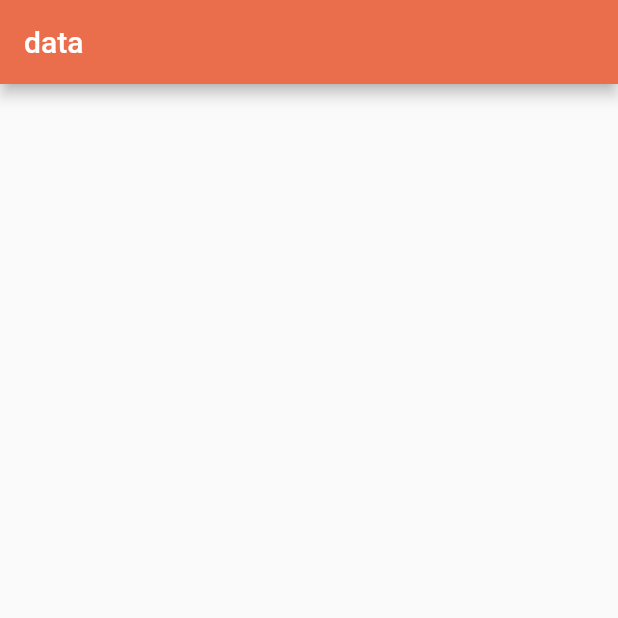
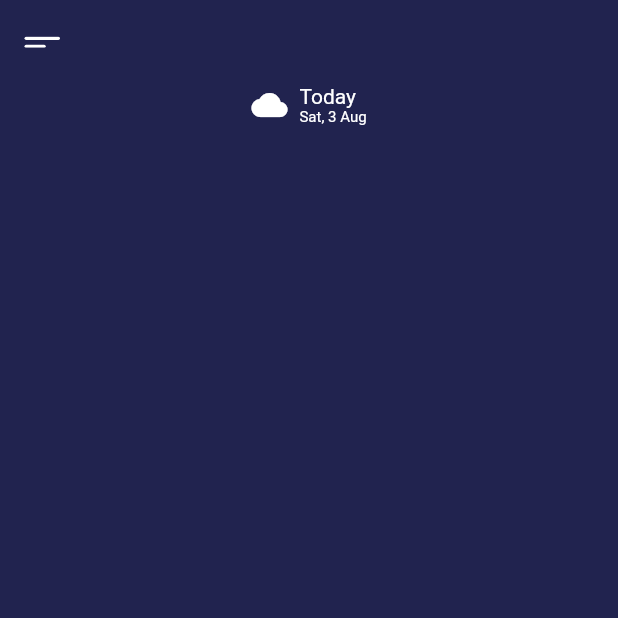
Before and after one commit to aguzri10/weather-app-v2, a Flutter app: the screen it shows after launch, on a phone screen of 412 x 824 dp, the top half of it. Run offline on Flutter 3.47's test engine with Material 2 defaults, Android fonts, the phone set to English and light mode, and no system bars; our stand-ins replace flutter_svg.

Commit message:
update home page

```diff
--- a/lib/core/routes/routes.dart
+++ b/lib/core/routes/routes.dart
@@ -1,7 +1,7 @@
 import 'package:flutter/cupertino.dart';
 import 'package:flutter/material.dart';
 import 'package:open_weather_mobile/core/routes/constants.dart';
-import 'package:open_weather_mobile/view/home.dart';
+import 'package:open_weather_mobile/view/pages/home/index.dart';
 
 import '../../main.dart';
 
--- a/lib/main.dart
+++ b/lib/main.dart
@@ -1,4 +1,5 @@
 import 'package:flutter/material.dart';
+import 'package:flutter/services.dart';
 import 'package:open_weather_mobile/core/routes/constants.dart';
 import 'package:open_weather_mobile/core/routes/routes.dart';
 import 'package:open_weather_mobile/view/styles/color.dart';
@@ -16,7 +17,14 @@ class _RootState extends State<Root> {
   @override
   void initState() {
     super.initState();
+    _forTransparantStatusBar();
     _toHome();
+  }
+
+  _forTransparantStatusBar() {
+    SystemChrome.setSystemUIOverlayStyle(SystemUiOverlayStyle(
+      statusBarColor: Colors.transparent,
+    ));
   }
 
   _toHome() {
@@ -38,7 +46,23 @@ class MyApp extends StatelessWidget {
       title: 'Open Weather',
       theme: ThemeData(
         primaryColor: primaryColor,
+        scaffoldBackgroundColor: Colors.white,
         visualDensity: VisualDensity.adaptivePlatformDensity,
+        appBarTheme: AppBarTheme(
+          elevation: 0,
+          textTheme: TextTheme(
+            headline6: TextStyle(
+              fontSize: 16,
+              fontWeight: FontWeight.w500,
+              color: Colors.black,
+            ),
+          ),
+          color: Colors.white,
+          brightness: Brightness.light,
+          iconTheme: IconThemeData(
+            color: Colors.black,
+          ),
+        ),
       ),
       onGenerateRoute: Router.generateRoute,
       debugShowCheckedModeBanner: false,
--- a/lib/view/home.dart
+++ /dev/null
@@ -1,17 +0,0 @@
-import 'package:flutter/material.dart';
-
-class HomePage extends StatefulWidget {
-  @override
-  _HomePageState createState() => _HomePageState();
-}
-
-class _HomePageState extends State<HomePage> {
-  @override
-  Widget build(BuildContext context) {
-    return Scaffold(
-      appBar: AppBar(
-        title: Text('data'),
-      ),
-    );
-  }
-}
--- /dev/null
+++ b/lib/view/pages/home/index.dart
@@ -0,0 +1,59 @@
+import 'package:flutter/material.dart';
+import 'package:flutter_svg/flutter_svg.dart';
+import 'package:open_weather_mobile/view/pages/home/sections/information_date.dart';
+import 'package:open_weather_mobile/view/styles/color.dart';
+import 'package:open_weather_mobile/view/styles/constants.dart';
+import 'package:open_weather_mobile/view/widgets/custom_inkwell.dart';
+import 'package:open_weather_mobile/view/widgets/dialogs/dialogs.dart';
+
+class HomePage extends StatefulWidget {
+  @override
+  _HomePageState createState() => _HomePageState();
+}
+
+class _HomePageState extends State<HomePage> {
+  @override
+  void initState() {
+    super.initState();
+  }
+
+  _showInfoLocation() {
+    Dialogs.showDialogInformation(
+      context: context,
+      title: 'Tebet, Jakarta Selatan',
+      description:
+          'Jl. Tebet Dalam Timur no.46 Kecamatan Tebet, Jakarta Selatan',
+    );
+  }
+
+  @override
+  Widget build(BuildContext context) {
+    return Scaffold(
+      backgroundColor: primaryColor,
+      body: CustomScrollView(
+        slivers: [
+          SliverAppBar(
+            brightness: Brightness.dark,
+            backgroundColor: Colors.transparent,
+            elevation: 0,
+            pinned: true,
+            leading: CustomInkwell(
+              onTap: () {},
+              child: Padding(
+                padding: const EdgeInsets.all(16.0),
+                child: SvgPicture.asset(iconMenu),
+              ),
+            ),
+          ),
+          ..._buildSectionsInformationDate(),
+        ],
+      ),
+    );
+  }
+}
+
+List<Widget> _buildSectionsInformationDate() {
+  return [
+    SliverToBoxAdapter(child: InformationDate()),
+  ];
+}
--- /dev/null
+++ b/lib/view/pages/home/sections/information_date.dart
@@ -0,0 +1,29 @@
+import 'package:flutter/material.dart';
+
+class InformationDate extends StatelessWidget {
+  @override
+  Widget build(BuildContext context) {
+    return Row(
+      crossAxisAlignment: CrossAxisAlignment.center,
+      mainAxisAlignment: MainAxisAlignment.center,
+      mainAxisSize: MainAxisSize.min,
+      children: [
+        Icon(Icons.cloud, color: Colors.white),
+        SizedBox(width: 8),
+        Column(
+          crossAxisAlignment: CrossAxisAlignment.start,
+          children: [
+            Text(
+              'Today',
+              style: TextStyle(fontSize: 14, color: Colors.white),
+            ),
+            Text(
+              'Sat, 3 Aug',
+              style: TextStyle(fontSize: 10, color: Colors.white),
+            )
+          ],
+        )
+      ],
+    );
+  }
+}
--- a/lib/view/styles/color.dart
+++ b/lib/view/styles/color.dart
@@ -1,3 +1,4 @@
 import 'package:flutter/material.dart';
 
-const Color primaryColor = Color(0xFFEA6E4B);
+const Color primaryColor = Color(0xFF21234F);
+const Color secondaryColor = Color(0xFFE79A85);
--- /dev/null
+++ b/lib/view/styles/constants.dart
@@ -0,0 +1 @@
+const String iconMenu = 'assets/svg/menu.svg';
--- /dev/null
+++ b/lib/view/widgets/custom_inkwell.dart
@@ -0,0 +1,27 @@
+import 'package:flutter/material.dart';
+
+class CustomInkwell extends StatelessWidget {
+  final double radius;
+  final Function onTap;
+  final Widget child;
+
+  const CustomInkwell({
+    Key key,
+    this.radius = 0.0,
+    @required this.onTap,
+    @required this.child,
+  }) : super(key: key);
+  @override
+  Widget build(BuildContext context) {
+    return ClipRRect(
+      borderRadius: BorderRadius.circular(radius),
+      child: Material(
+        color: Colors.transparent,
+        child: InkWell(
+          onTap: onTap,
+          child: child,
+        ),
+      ),
+    );
+  }
+}
```
Also changed, not shown: lib/view/widgets/dialogs/dialogs.dart (added, +84 -0 lines), pubspec.yaml (+4 -3 lines), assets/svg/menu.svg (added), pubspec.lock.
